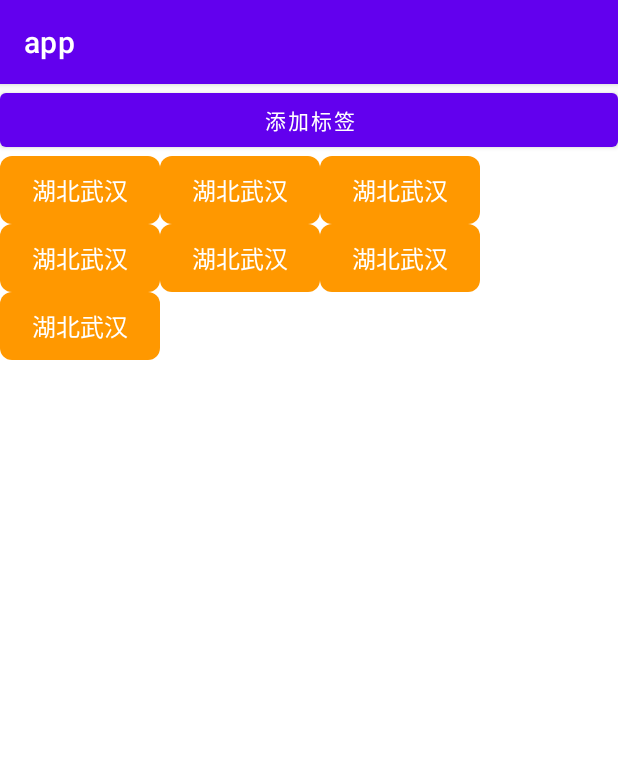
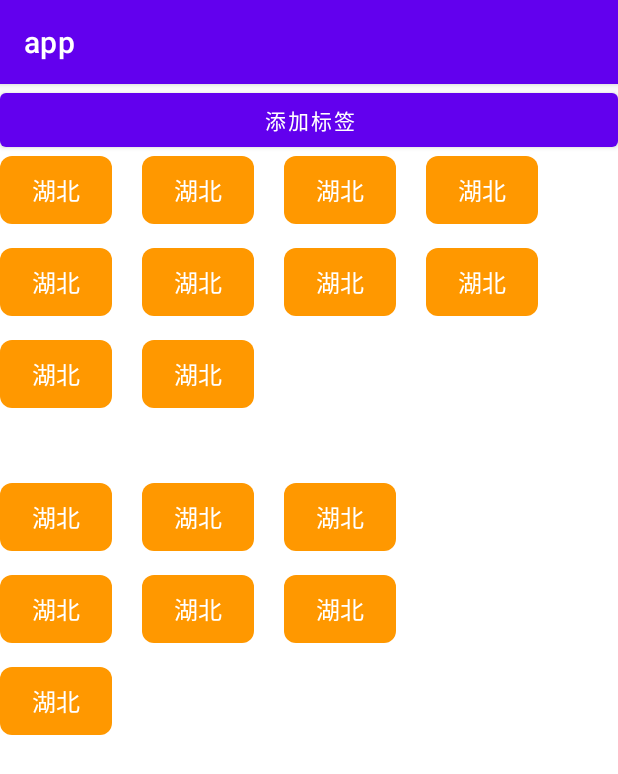
Before and after one commit to xiangxiongfly/FlowLayout, an Android app: the screen it shows after launch (MainActivity), on a phone screen of 412 x 824 dp. Shown: the top 774 px of the screen. Run offline under Robolectric (Android 15) with nearby library versions, the phone set to English and light mode, and no system bars.

Commit message:
完善流式布局

```diff
--- a/app/src/main/java/com/example/app/MyTextView.java
+++ b/app/src/main/java/com/example/app/MyTextView.java
@@ -14,7 +14,7 @@ import java.util.Random;
 public class MyTextView extends androidx.appcompat.widget.AppCompatTextView {
     private static final String[] TEXTS = {
             "北京", "北京", "广州",
-            "上海", "武汉", "湖北武汉", "成都", "四川成都", "杭州", "江苏杭州", "苏州", "江苏苏州", "乌鲁木齐", "西藏拉萨", "新疆乌鲁木齐", "北京", "广州", "广东广州", "深圳", "广东深圳",
+            "上海", "武汉", "湖北", "成都", "四川", "杭州", "江苏", "苏州", "江苏苏州", "乌鲁木齐", "西藏拉萨", "新疆乌鲁木齐", "北京", "广州", "广东广州", "深圳", "广东深圳",
             "湖北武汉", "成都", "四川成都", "杭州", "江苏杭州", "苏州", "江苏苏州", "乌鲁木齐", "西藏拉萨", "新疆乌鲁木齐", "北京", "广州", "广东广州", "深圳", "广东深圳", "上海", "武汉",
             "湖北武汉", "成都", "四川成都", "杭州", "江苏杭州", "苏州", "江苏苏州", "乌鲁木齐", "西藏拉萨", "新疆乌鲁木齐"
     };
--- a/app/src/main/java/com/example/app/TagLayout.java
+++ b/app/src/main/java/com/example/app/TagLayout.java
@@ -1,15 +1,23 @@
 package com.example.app;
 
 import android.content.Context;
+import android.content.res.Resources;
 import android.util.AttributeSet;
 import android.view.View;
 import android.view.ViewGroup;
 
 import java.util.ArrayList;
-import java.util.Iterator;
 
 public class TagLayout extends ViewGroup {
-    private final ArrayList<ChildInfo> childrenInfo = new ArrayList<>();
+
+    private int horizontalSpace = dp2px(20);
+    private int verticalSpace = dp2px(16);
+
+    //所有子View
+    private ArrayList<ArrayList<View>> allViewList = new ArrayList<>();
+    //存储每一行高度
+    private ArrayList<Integer> lineHeightList = new ArrayList<>();
+
 
     public TagLayout(Context context) {
         super(context);
@@ -25,66 +33,84 @@ public class TagLayout extends ViewGroup {
 
     @Override
     protected void onMeasure(int widthMeasureSpec, int heightMeasureSpec) {
+        allViewList.clear();
+        lineHeightList.clear();
+
         //获取父View的模式和尺寸
         int widthSize = MeasureSpec.getSize(widthMeasureSpec);
         int widthMode = MeasureSpec.getMode(widthMeasureSpec);
+
         //定义TagLayout已使用宽和高空间
         int widthUsed = 0;
         int heightUsed = 0;
+
         //定义单行的宽的已使用空间
         int lineWidthUsed = 0;
+
         //定义单行最大值
         int lineMaxHeight = 0;
+
+        //一行的子View
+        ArrayList<View> lineViews = new ArrayList<>();
 
         int childCount = getChildCount();
         for (int i = 0; i < childCount; i++) {
             View childView = getChildAt(i);
             measureChildWithMargins(childView, widthMeasureSpec, 0, heightMeasureSpec, heightUsed);
-            MarginLayoutParams lp = (MarginLayoutParams) childView.getLayoutParams();
 
-            //处理换行逻辑
-            if (widthMode != MeasureSpec.UNSPECIFIED && lineWidthUsed + childView.getMeasuredWidth() + lp.leftMargin + lp.rightMargin > widthSize) {
+            //换行
+            if (widthMode != MeasureSpec.UNSPECIFIED &&
+                    getPaddingLeft() + getPaddingRight() + lineWidthUsed + childView.getMeasuredWidth() + horizontalSpace > widthSize) {
+                allViewList.add(lineViews);
+                lineHeightList.add(lineMaxHeight);
+                lineViews = new ArrayList<>();
+
+                widthUsed = Math.max(widthUsed, lineWidthUsed);
+                heightUsed += lineMaxHeight + verticalSpace;
+
                 lineWidthUsed = 0;
-                heightUsed += lineMaxHeight;
                 lineMaxHeight = 0;
                 measureChildWithMargins(childView, widthMeasureSpec, 0, heightMeasureSpec, heightUsed);
             }
 
-            if (i == childrenInfo.size()) {
-                childrenInfo.add(new ChildInfo());
+            lineViews.add(childView);
+
+            lineWidthUsed += childView.getMeasuredWidth() + horizontalSpace;
+            lineMaxHeight = Math.max(lineMaxHeight, childView.getMeasuredHeight());
+
+            //处理最后一行
+            if (i == childCount - 1) {
+                allViewList.add(lineViews);
+                lineHeightList.add(lineMaxHeight);
+                widthUsed = Math.max(widthUsed, lineWidthUsed);
+                heightUsed += lineMaxHeight;
             }
-
-            //设置子View的宽高 margin值 子View的范围
-            ChildInfo childInfo = childrenInfo.get(i);
-            childInfo.width = childView.getMeasuredWidth();
-            childInfo.height = childView.getMeasuredHeight();
-            childInfo.leftMargin = lp.leftMargin;
-            childInfo.rightMargin = lp.rightMargin;
-            childInfo.topMargin = lp.topMargin;
-            childInfo.bottomMargin = lp.bottomMargin;
-            childInfo.left = lineWidthUsed;
-            childInfo.top = heightUsed;
-            childInfo.right = lineWidthUsed + childInfo.width + childInfo.leftMargin + childInfo.rightMargin;
-            childInfo.bottom = heightUsed + childInfo.height + childInfo.topMargin + childInfo.bottomMargin;
-
-            lineWidthUsed += (childInfo.right - childInfo.left);
-            widthUsed = Math.max(widthUsed, lineWidthUsed);
-            lineMaxHeight = Math.max(lineMaxHeight, childInfo.bottom - childInfo.top);
         }
 
         int selfWidth = widthUsed;
-        int selfHeight = heightUsed + lineMaxHeight;
+        int selfHeight = heightUsed;
         setMeasuredDimension(selfWidth, selfHeight);
     }
 
     @Override
     protected void onLayout(boolean changed, int l, int t, int r, int b) {
-        Iterator<ChildInfo> iterator = childrenInfo.iterator();
-        int index = 0;
-        while (iterator.hasNext()) {
-            ChildInfo itemInfo = iterator.next();
-            getChildAt(index).layout(itemInfo.left + itemInfo.leftMargin, itemInfo.top + itemInfo.topMargin, itemInfo.right - itemInfo.rightMargin, itemInfo.bottom - itemInfo.bottomMargin);
-            index++;
+        int lineCount = allViewList.size();
+        int left = getPaddingLeft();
+        int top = getPaddingTop();
+        for (int i = 0; i < lineCount; i++) {
+            ArrayList<View> lineViewList = allViewList.get(i);
+            for (View childView : lineViewList) {
+                int childLeft = left;
+                int childTop = top;
+                int childRight = childLeft + childView.getMeasuredWidth();
+                int childBottom = childTop + childView.getMeasuredHeight();
+                childView.layout(childLeft, childTop, childRight, childBottom);
+                left = childRight + horizontalSpace;
+            }
+
+            int lineHeight = lineHeightList.get(i);
+            top += lineHeight + verticalSpace;
+            left = getPaddingLeft();
         }
     }
 
@@ -108,12 +134,8 @@ public class TagLayout extends ViewGroup {
         return p instanceof MarginLayoutParams;
     }
 
-    class ChildInfo {
-        //子View的宽高
-        public int width, height;
-        //子view的margin值
-        public int leftMargin, rightMargin, topMargin, bottomMargin;
-        //子View在父View中的布局范围
-        public int left, top, right, bottom;
+    public int dp2px(float dpValue) {
+        float scale = Resources.getSystem().getDisplayMetrics().density;
+        return (int) (dpValue * scale + 0.5f);
     }
 }
--- a/app/src/main/res/layout/activity_main.xml
+++ b/app/src/main/res/layout/activity_main.xml
@@ -45,5 +45,53 @@
             android:layout_width="wrap_content"
             android:layout_height="wrap_content" />
 
+        <com.example.app.MyTextView
+            android:layout_width="wrap_content"
+            android:layout_height="wrap_content" />
+
+        <com.example.app.MyTextView
+            android:layout_width="wrap_content"
+            android:layout_height="wrap_content" />
+
+        <com.example.app.MyTextView
+            android:layout_width="wrap_content"
+            android:layout_height="wrap_content" />
+
+    </com.example.app.TagLayout>
+
+    <com.example.app.TagLayout
+        android:id="@+id/tagLayout2"
+        android:layout_width="300dp"
+        android:layout_height="match_parent"
+        android:layout_marginTop="50dp">
+
+        <com.example.app.MyTextView
+            android:layout_width="wrap_content"
+            android:layout_height="wrap_content" />
+
+        <com.example.app.MyTextView
+            android:layout_width="wrap_content"
+            android:layout_height="wrap_content" />
+
+        <com.example.app.MyTextView
+            android:layout_width="wrap_content"
+            android:layout_height="wrap_content" />
+
+        <com.example.app.MyTextView
+            android:layout_width="wrap_content"
+            android:layout_height="wrap_content" />
+
+        <com.example.app.MyTextView
+            android:layout_width="wrap_content"
+            android:layout_height="wrap_content" />
+
+        <com.example.app.MyTextView
+            android:layout_width="wrap_content"
+            android:layout_height="wrap_content" />
+
+        <com.example.app.MyTextView
+            android:layout_width="wrap_content"
+            android:layout_height="wrap_content" />
+
     </com.example.app.TagLayout>
 </LinearLayout>
```
